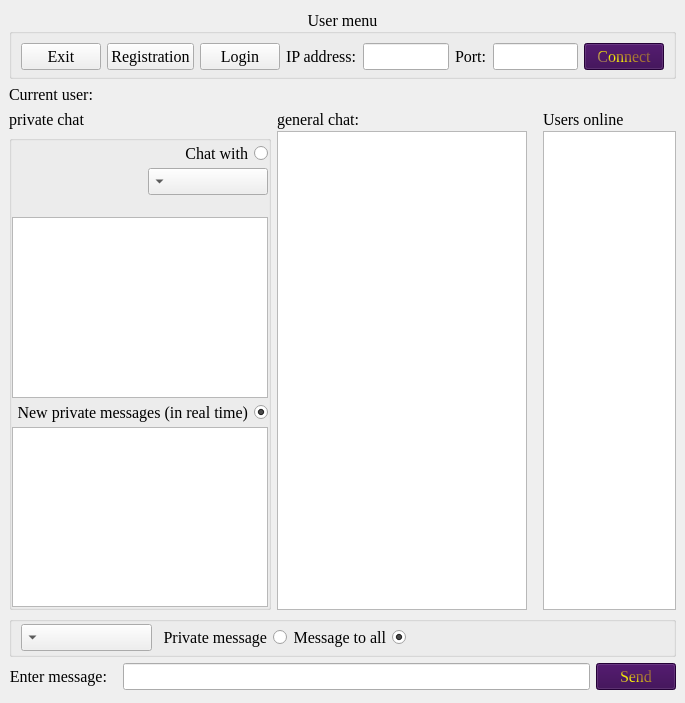
Before: the Qt Designer form client/main_window.ui in 4aai/36.7, drawn with Qt 5.
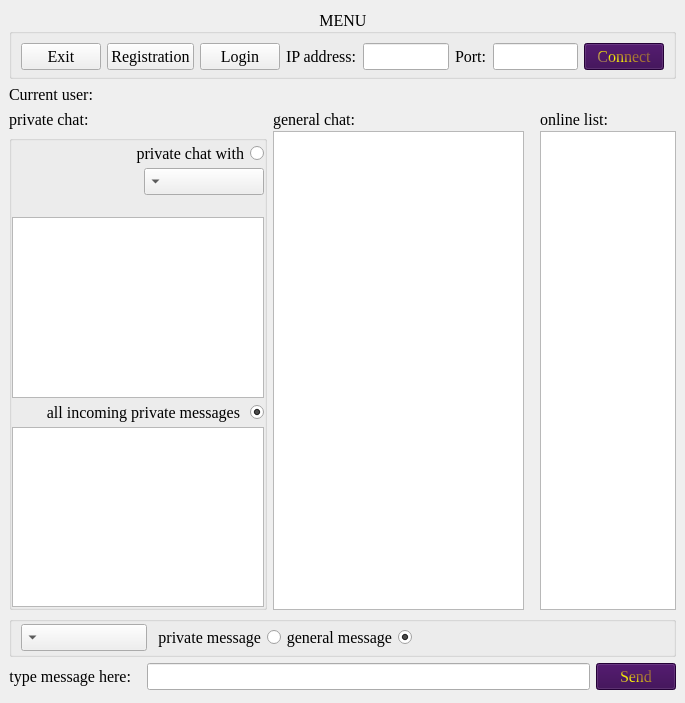
After: the same form once the commit is applied.

What changed in the file:
```diff
--- a/client/main_window.ui
+++ b/client/main_window.ui
@@ -76,7 +76,7 @@
        </font>
       </property>
       <property name="title">
-       <string>User menu</string>
+       <string>MENU</string>
       </property>
       <property name="alignment">
        <set>Qt::AlignCenter</set>
@@ -272,7 +272,7 @@
            </font>
           </property>
           <property name="text">
-           <string>Users online</string>
+           <string>online list:</string>
           </property>
          </widget>
         </item>
@@ -360,7 +360,7 @@
            </font>
           </property>
           <property name="text">
-           <string>private chat</string>
+           <string>private chat:</string>
           </property>
          </widget>
         </item>
@@ -412,7 +412,7 @@
                   </font>
                  </property>
                  <property name="text">
-                  <string>Chat with</string>
+                  <string>private chat with</string>
                  </property>
                 </widget>
                </item>
@@ -488,7 +488,7 @@
                 </font>
                </property>
                <property name="text">
-                <string>New private messages (in real time)</string>
+                <string>all incoming private messages </string>
                </property>
                <property name="checked">
                 <bool>true</bool>
@@ -599,7 +599,7 @@
             <enum>Qt::RightToLeft</enum>
            </property>
            <property name="text">
-            <string>Message to all</string>
+            <string>general message</string>
            </property>
            <property name="checked">
             <bool>true</bool>
@@ -624,7 +624,7 @@
               <enum>Qt::RightToLeft</enum>
              </property>
              <property name="text">
-              <string>Private message</string>
+              <string>private message</string>
              </property>
             </widget>
            </item>
@@ -738,7 +738,7 @@
          </font>
         </property>
         <property name="text">
-         <string>Enter message:</string>
+         <string>type message here:</string>
         </property>
         <property name="alignment">
          <set>Qt::AlignRight|Qt::AlignTrailing|Qt::AlignVCenter</set>
```
